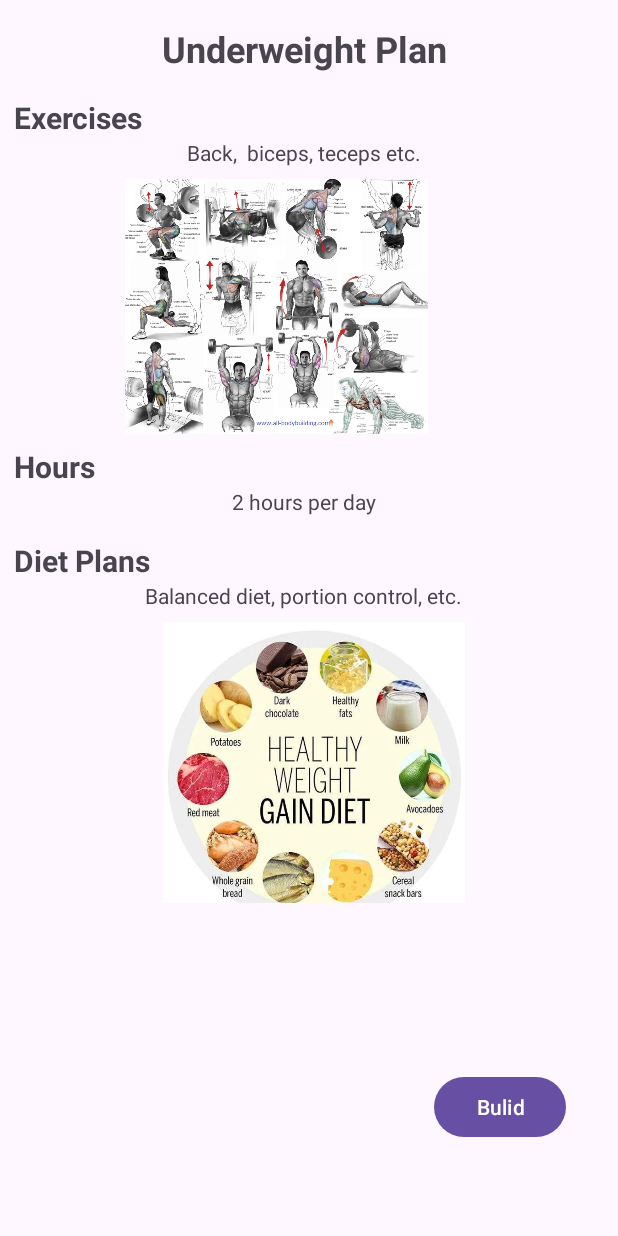
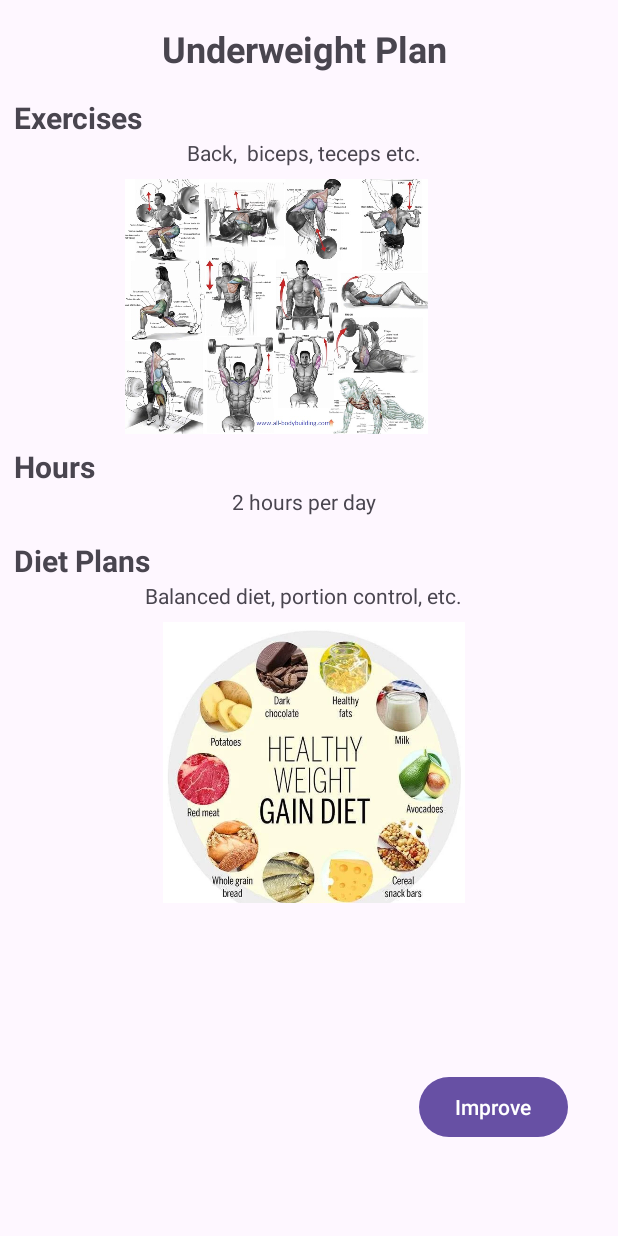
Before and after one commit to SupriyaRajaiahgari/FitHubApp, an Android app: the Underweight screen opened directly, with no data from a screen before it, on a phone screen of 412 x 824 dp. Run offline under Robolectric (Android 15) with nearby library versions, the phone set to English and light mode, and no system bars.

Commit message:
sai kumar Maram
update

```diff
--- a/app/src/main/java/com/example/fithubapp/Underweight.java
+++ b/app/src/main/java/com/example/fithubapp/Underweight.java
@@ -4,6 +4,7 @@
 
 import android.content.Intent;
 import android.os.Bundle;
+import android.util.Log;
 import android.view.View;
 
 public class Underweight extends AppCompatActivity {
@@ -14,9 +15,10 @@
         setContentView(R.layout.activity_underweight);
     }
 
-    public void OnclickBulidBTN(View view) {
+    public void OnclickImproveBTN(View view) {
+        Log.d("UnderweightActivity", "Button clicked");
         Intent intent = new Intent(this, Growth.class);
         startActivity(intent);
+    }
 
-    }
 }
--- a/app/src/main/res/layout/activity_bodybuild.xml
+++ b/app/src/main/res/layout/activity_bodybuild.xml
@@ -111,10 +111,10 @@
     </LinearLayout>
 
     <Button
-        android:id="@+id/BulidBTN"
+        android:id="@+id/BuildBTN"
         android:layout_width="wrap_content"
         android:layout_height="wrap_content"
-        android:onClick="OnclickGrowthBTN1"
+        android:onClick="OnclickBuildBTN"
         android:text="Bulid"
         app:layout_constraintBottom_toBottomOf="parent"
         app:layout_constraintEnd_toEndOf="parent"
--- a/app/src/main/res/layout/activity_login.xml
+++ b/app/src/main/res/layout/activity_login.xml
@@ -73,17 +73,17 @@
         android:layout_marginTop="30dp"
         android:layout_marginEnd="44dp"
         android:text="Forgot Password?"
-        android:textSize="12sp"
+        android:textColorLink="#324AC8"
+        android:textSize="20sp"
         app:layout_constraintEnd_toEndOf="parent"
         app:layout_constraintTop_toBottomOf="@id/CreateProfileBTN" />
-
 
 
     <TextView
         android:id="@+id/FibhubID"
         android:layout_width="0dp"
         android:layout_height="50dp"
-        android:background="#F3A7A7"
+        android:background="#F6D9D9"
         android:gravity="center"
         android:text="FitHub"
         android:textSize="34sp"
--- a/app/src/main/res/layout/activity_underweight.xml
+++ b/app/src/main/res/layout/activity_underweight.xml
@@ -106,11 +106,11 @@
     </LinearLayout>
 
     <Button
-        android:id="@+id/BulidBTN"
+        android:id="@+id/ImproveBTN"
         android:layout_width="wrap_content"
         android:layout_height="wrap_content"
-        android:onClick="OnclickGrowthBTN1"
-        android:text="Bulid"
+        android:onClick="OnclickImproveBTN"
+        android:text="Improve"
         app:layout_constraintBottom_toBottomOf="parent"
         app:layout_constraintEnd_toEndOf="parent"
         app:layout_constraintHorizontal_bias="0.894"
```
Also changed, not shown: app/src/main/java/com/example/fithubapp/Bodybuild.java (+5 -2 lines), app/src/main/java/com/example/fithubapp/CreateProfileActivity.java (+17 -3 lines), app/src/main/res/drawable/fbk.jpg (added), app/src/main/res/drawable/fbk1.jpg (added), app/src/main/res/drawable/fithubbackground1.jpg (deleted), app/src/main/res/layout/activity_create_profile.xml (line endings or trailing spaces).
